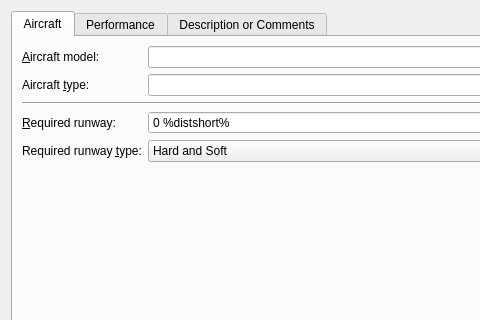
The window that src/perf/aircraftperfdialog.ui (albar965/littlenavmap) describes before a commit, drawn with Qt 5; both pictures show x 0 to 480 and y 0 to 320 of the 568 by 724 pixel window.
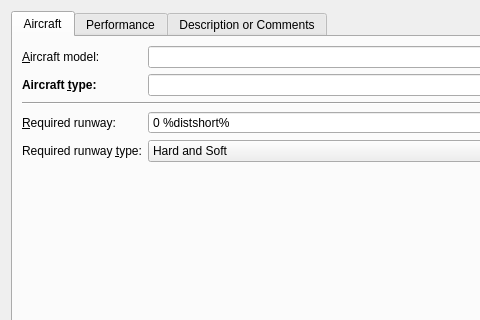
The same window after the commit.

Commit message: Ui changes in performance dialogs.

The edit to the form file:
```diff
--- a/src/perf/aircraftperfdialog.ui
+++ b/src/perf/aircraftperfdialog.ui
@@ -82,6 +82,12 @@
          </item>
          <item row="1" column="0">
           <widget class="QLabel" name="labelType">
+           <property name="font">
+            <font>
+             <weight>75</weight>
+             <bold>true</bold>
+            </font>
+           </property>
            <property name="text">
             <string>Aircraft &amp;type:</string>
            </property>
```
Left out of the diff: 12 changed lines with no effect on the pictures.
